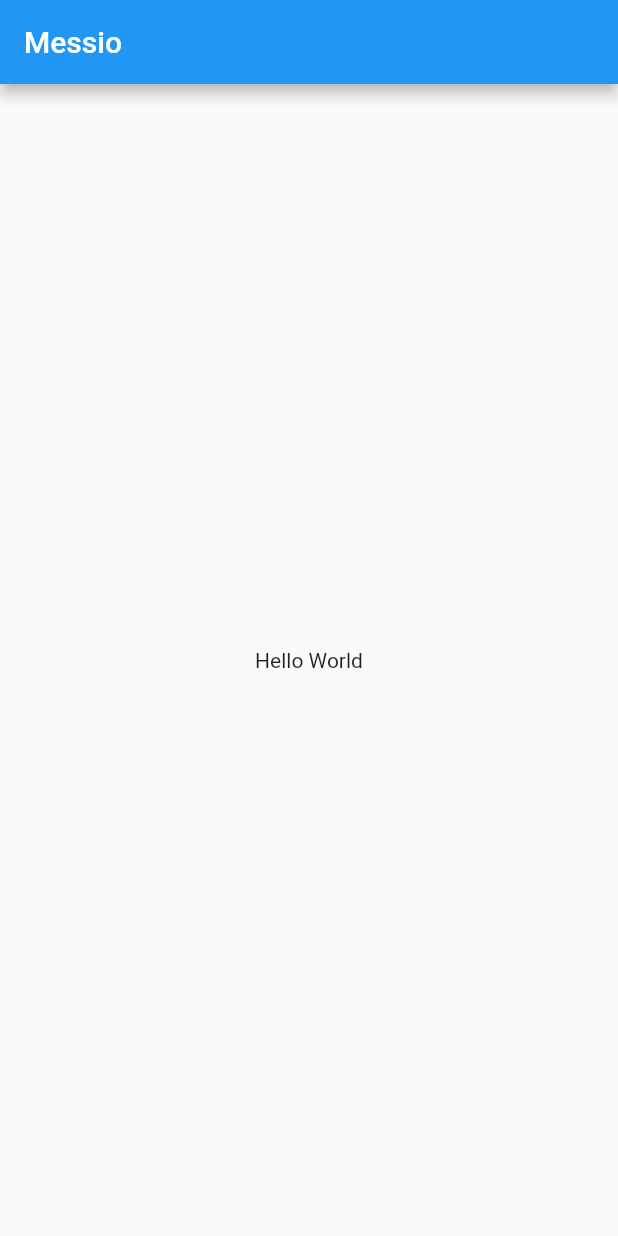
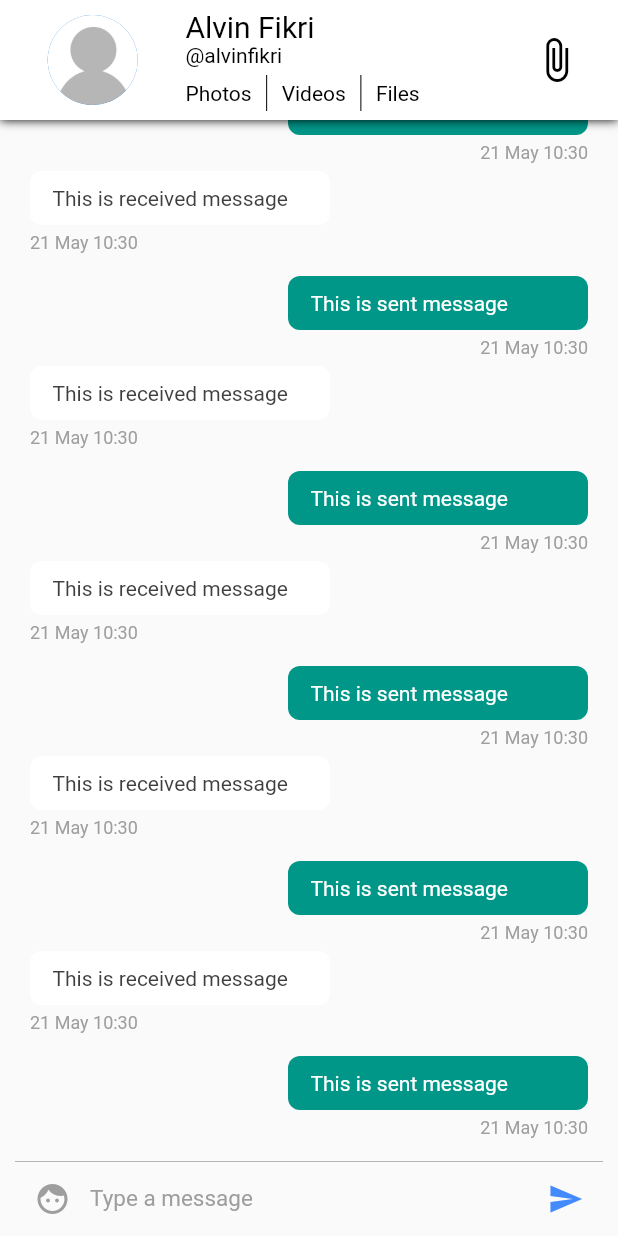
Before and after one commit to lvinist/messio-chat, a Flutter app: the screen it shows after launch, on a phone screen of 412 x 824 dp. Run offline on Flutter 3.47's test engine with Material 2 defaults, Android fonts, the phone set to English and light mode, and no system bars.

Commit message:
Completed Converstation screen UI

```diff
--- /dev/null
+++ b/lib/config/assets.dart
@@ -0,0 +1,3 @@
+class Assets {
+  static const String user = 'assets/user.png';
+}
--- /dev/null
+++ b/lib/config/pallete.dart
@@ -0,0 +1,17 @@
+import 'package:flutter/material.dart';
+
+class Pallete {
+  static Color primaryColor = Colors.white;
+  static Color secondaryColor = Colors.black;
+  static Color primaryItemColorLight = Colors.black;
+
+  static Color primaryTextColorlight = Colors.black;
+
+  static Color selfMessageBackgroundColor = Colors.teal;
+  static Color selfMessageColor = Colors.white;
+
+  static Color otherMessageBackgroundColor = Colors.white;
+  static Color otherMessageColor = Color(0xff3f3f3f);
+
+  static Color grey = Colors.grey;
+}
--- a/lib/main.dart
+++ b/lib/main.dart
@@ -1,4 +1,5 @@
 import 'package:flutter/material.dart';
+import 'package:messio/pages/converstationPageList.dart';
 
 void main() {
   runApp(MyApp());
@@ -12,29 +13,7 @@ class MyApp extends StatelessWidget {
       theme: ThemeData(
         primarySwatch: Colors.blue,
       ),
-      home: MyHomePage(title: 'Messio'),
+      home: ConverstationPageList(),
     );
   }
 }
-
-class MyHomePage extends StatefulWidget {
-  MyHomePage({Key key, this.title}) : super(key: key);
-
-  final String title;
-  @override
-  _MyHomePageState createState() => _MyHomePageState();
-}
-
-class _MyHomePageState extends State<MyHomePage> {
-  @override
-  Widget build(BuildContext context) {
-    return Scaffold(
-      appBar: AppBar(
-        title: Text(widget.title),
-      ),
-      body: Center(
-        child: Text('Hello World'),
-      ),
-    );
-  }
-}
--- /dev/null
+++ b/lib/pages/converstationPageList.dart
@@ -0,0 +1,20 @@
+import 'package:flutter/material.dart';
+import 'package:messio/pages/converstationPages.dart';
+
+class ConverstationPageList extends StatefulWidget {
+  @override
+  _ConverstationPageListState createState() => _ConverstationPageListState();
+}
+
+class _ConverstationPageListState extends State<ConverstationPageList> {
+  @override
+  Widget build(BuildContext context) {
+    return PageView(
+      children: <Widget>[
+        ConverstationPages(),
+        ConverstationPages(),
+        ConverstationPages(),
+      ],
+    );
+  }
+}
--- /dev/null
+++ b/lib/pages/converstationPages.dart
@@ -0,0 +1,32 @@
+import 'package:flutter/material.dart';
+import 'package:messio/widget/chatAppBar.dart';
+import 'package:messio/widget/chatListWidget.dart';
+import 'package:messio/widget/inputWidget.dart';
+
+class ConverstationPages extends StatefulWidget {
+  ConverstationPages({Key key}) : super(key: key);
+
+  @override
+  _ConverstationPagesState createState() => _ConverstationPagesState();
+}
+
+class _ConverstationPagesState extends State<ConverstationPages> {
+  @override
+  Widget build(BuildContext context) {
+    return Container(
+      child: Scaffold(
+        appBar: ChatAppBar(),
+        body: Stack(
+          children: [
+            Column(
+              children: <Widget>[
+                ChatListWidget(),
+                InputWidget(),
+              ],
+            ),
+          ],
+        ),
+      ),
+    );
+  }
+}
--- /dev/null
+++ b/lib/widget/chatAppBar.dart
@@ -0,0 +1,106 @@
+import 'package:flutter/material.dart';
+import 'package:messio/config/assets.dart';
+import 'package:messio/config/pallete.dart';
+
+class ChatAppBar extends StatelessWidget implements PreferredSizeWidget {
+  final double height = 80;
+
+  @override
+  Size get preferredSize => Size.fromHeight(height);
+
+  @override
+  Widget build(BuildContext context) {
+    var textHeading =
+        TextStyle(color: Pallete.primaryTextColorlight, fontSize: 20);
+    var textStyle = TextStyle(color: Pallete.primaryTextColorlight);
+
+    var width = MediaQuery.of(context).size.width;
+    return Material(
+      child: Container(
+        height: height,
+        width: width,
+        decoration: BoxDecoration(color: Pallete.primaryColor, boxShadow: [
+          BoxShadow(
+            color: Colors.black,
+            blurRadius: 5,
+          ),
+        ]),
+        child: Row(
+          children: [
+            Expanded(
+              flex: 3,
+              child: Center(
+                child: CircleAvatar(
+                  radius: 30,
+                  backgroundImage: Image.asset(Assets.user).image,
+                ),
+              ),
+            ),
+            Expanded(
+              flex: 5,
+              child: Center(
+                child: Column(
+                  crossAxisAlignment: CrossAxisAlignment.start,
+                  mainAxisAlignment: MainAxisAlignment.center,
+                  children: [
+                    Text(
+                      'Alvin Fikri',
+                      style: textHeading,
+                    ),
+                    Text(
+                      '@alvinfikri',
+                      style: textStyle,
+                    ),
+                    SizedBox(
+                      height: 5,
+                    ),
+                    Container(
+                      height: height * 0.3,
+                      child: Row(
+                        children: <Widget>[
+                          Text(
+                            'Photos',
+                            style: textStyle,
+                          ),
+                          VerticalDivider(
+                            width: 20,
+                            color: Pallete.primaryTextColorlight,
+                          ),
+                          Text(
+                            'Videos',
+                            style: textStyle,
+                          ),
+                          VerticalDivider(
+                            width: 20,
+                            color: Pallete.primaryTextColorlight,
+                          ),
+                          Text(
+                            'Files',
+                            style: textStyle,
+                          ),
+                        ],
+                      ),
+                    )
+                  ],
+                ),
+              ),
+            ),
+            Expanded(
+              flex: 2,
+              child: Center(
+                child: IconButton(
+                  icon: Icon(
+                    Icons.attach_file,
+                    color: Pallete.primaryItemColorLight,
+                    size: height * 0.4,
+                  ),
+                  onPressed: () {},
+                ),
+              ),
+            )
+          ],
+        ),
+      ),
+    );
+  }
+}
--- /dev/null
+++ b/lib/widget/chatItemWidget.dart
@@ -0,0 +1,101 @@
+import 'package:flutter/material.dart';
+import 'package:messio/config/pallete.dart';
+import 'package:intl/intl.dart';
+
+class ChatItemWidget extends StatelessWidget {
+  final index;
+
+  ChatItemWidget(this.index);
+
+  @override
+  Widget build(BuildContext context) {
+    if (index % 2 == 0) {
+      return Container(
+        child: Column(
+          children: <Widget>[
+            Row(
+              mainAxisAlignment: MainAxisAlignment.end,
+              children: [
+                Container(
+                  margin: EdgeInsets.only(right: 10),
+                  width: 200,
+                  padding: EdgeInsets.symmetric(
+                    horizontal: 15,
+                    vertical: 10,
+                  ),
+                  decoration: BoxDecoration(
+                    color: Pallete.selfMessageBackgroundColor,
+                    borderRadius: BorderRadius.circular(8),
+                  ),
+                  child: Text(
+                    'This is sent message',
+                    style: TextStyle(color: Pallete.selfMessageColor),
+                  ),
+                ),
+              ],
+            ),
+            Row(
+              mainAxisAlignment: MainAxisAlignment.end,
+              children: [
+                Container(
+                  margin: EdgeInsets.symmetric(vertical: 5, horizontal: 10),
+                  child: Text(
+                    DateFormat('dd MMM kk:mm').format(DateTime.now()),
+                    style: TextStyle(
+                      color: Pallete.grey,
+                      fontSize: 12,
+                    ),
+                  ),
+                )
+              ],
+            )
+          ],
+        ),
+      );
+    } else {
+      return Container(
+        margin: EdgeInsets.only(bottom: 10),
+        child: Column(
+          children: <Widget>[
+            Row(
+              mainAxisAlignment: MainAxisAlignment.start,
+              children: [
+                Container(
+                  margin: EdgeInsets.only(left: 10),
+                  width: 200,
+                  padding: EdgeInsets.symmetric(
+                    horizontal: 15,
+                    vertical: 10,
+                  ),
+                  decoration: BoxDecoration(
+                    color: Pallete.otherMessageBackgroundColor,
+                    borderRadius: BorderRadius.circular(8),
+                  ),
+                  child: Text(
+                    'This is received message',
+                    style: TextStyle(color: Pallete.otherMessageColor),
+                  ),
+                ),
+              ],
+            ),
+            Row(
+              crossAxisAlignment: CrossAxisAlignment.start,
+              children: [
+                Container(
+                  margin: EdgeInsets.symmetric(vertical: 5, horizontal: 10),
+                  child: Text(
+                    DateFormat('dd MMM kk:mm').format(DateTime.now()),
+                    style: TextStyle(
+                      color: Pallete.grey,
+                      fontSize: 12,
+                    ),
+                  ),
+                )
+              ],
+            )
+          ],
+        ),
+      );
+    }
+  }
+}
--- /dev/null
+++ b/lib/widget/chatListWidget.dart
@@ -0,0 +1,21 @@
+import 'package:flutter/material.dart';
+import 'package:messio/widget/chatItemWidget.dart';
+
+class ChatListWidget extends StatelessWidget {
+  final ScrollController listScrollController = new ScrollController();
+
+  @override
+  Widget build(BuildContext context) {
+    return Flexible(
+      child: ListView.builder(
+        padding: EdgeInsets.all(10),
+        itemCount: 20,
+        itemBuilder: (context, index) {
+          return ChatItemWidget(index);
+        },
+        reverse: true,
+        controller: listScrollController,
+      ),
+    );
+  }
+}
--- /dev/null
+++ b/lib/widget/inputWidget.dart
@@ -0,0 +1,53 @@
+import 'package:flutter/material.dart';
+import 'package:messio/config/pallete.dart';
+
+class InputWidget extends StatelessWidget {
+  final TextEditingController inputMessageController = TextEditingController();
+
+  @override
+  Widget build(BuildContext context) {
+    return Container(
+      margin: EdgeInsets.symmetric(horizontal: 10),
+      decoration: BoxDecoration(
+        border: Border(
+          top: BorderSide(color: Pallete.grey, width: 0.5),
+        ),
+      ),
+      width: double.infinity,
+      height: 50,
+      child: Row(
+        children: [
+          Container(
+            margin: EdgeInsets.symmetric(horizontal: 1),
+            child: IconButton(
+                icon: Icon(
+                  Icons.face,
+                  color: Pallete.grey,
+                ),
+                onPressed: () {}),
+          ),
+          Flexible(
+            child: TextField(
+              controller: inputMessageController,
+              style: TextStyle(fontSize: 15),
+              decoration: InputDecoration.collapsed(
+                hintText: 'Type a message',
+                hintStyle: TextStyle(color: Pallete.grey),
+              ),
+            ),
+          ),
+          Container(
+            margin: EdgeInsets.symmetric(horizontal: 1),
+            child: IconButton(
+              icon: Icon(
+                Icons.send,
+                color: Colors.blueAccent,
+              ),
+              onPressed: () {},
+            ),
+          )
+        ],
+      ),
+    );
+  }
+}
```
Also changed, not shown: pubspec.yaml (+3 -6 lines), assets/user.png (added), pubspec.lock.
